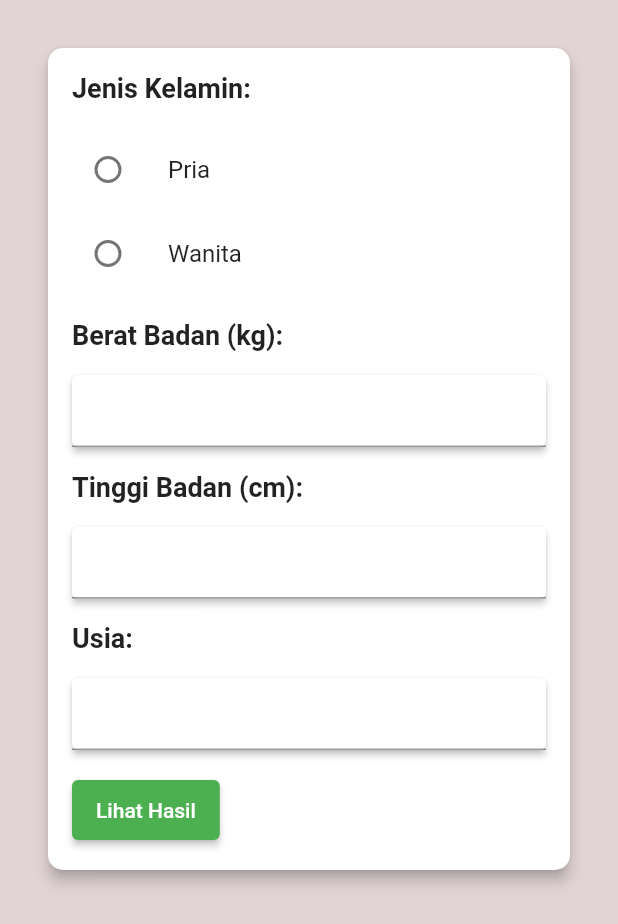
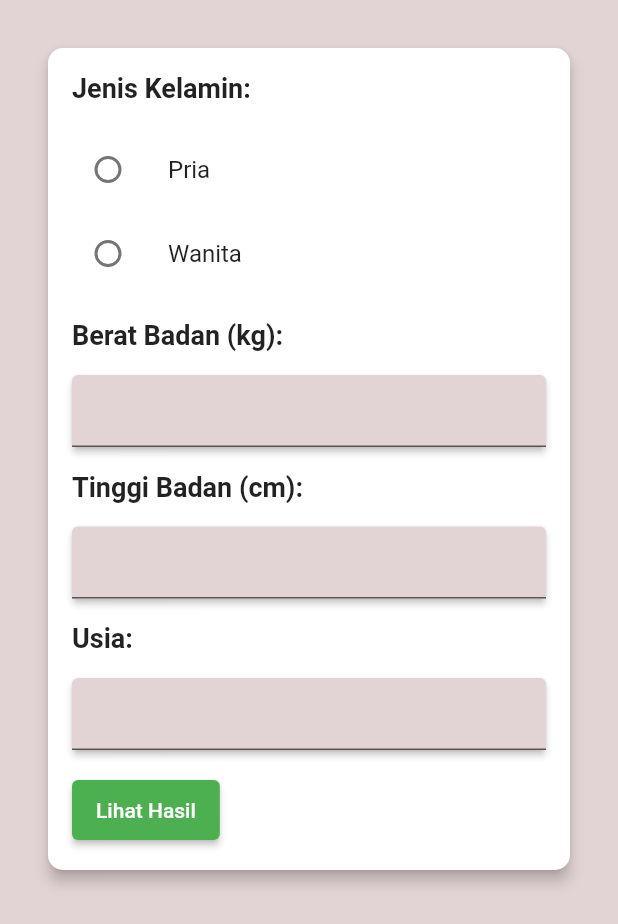
Before and after one commit to Alll1210/UTS_Pemrograman4, a Flutter app: the BMICalculatorPage screen opened directly, on a phone screen of 412 x 824 dp. Shown: the top 924 px of the screen. Run offline on Flutter 3.47's test engine with Material 2 defaults, Android fonts, the phone set to English and light mode, and no system bars.

Commit message:
edit dikit

```diff
--- a/lib/bmi_calculator_page.dart
+++ b/lib/bmi_calculator_page.dart
@@ -109,6 +109,10 @@ class _BMICalculatorPageState extends State<BMICalculatorPage> {
                       onChanged: (value) {
                         weight = double.parse(value);
                       },
+                      decoration: InputDecoration(
+                        filled: true,
+                        fillColor: Color.fromARGB(255, 226, 212, 212),
+                      )
                     ),
                   ),
                   Padding(
@@ -126,6 +130,10 @@ class _BMICalculatorPageState extends State<BMICalculatorPage> {
                       onChanged: (value) {
                         height = double.parse(value);
                       },
+                      decoration: InputDecoration(
+                        filled: true,
+                        fillColor: Color.fromARGB(255, 226, 212, 212),
+                      )
                     ),
                   ),
                   Padding(
@@ -143,6 +151,10 @@ class _BMICalculatorPageState extends State<BMICalculatorPage> {
                       onChanged: (value) {
                         age = int.parse(value);
                       },
+                      decoration: InputDecoration(
+                        filled: true,
+                        fillColor: Color.fromARGB(255, 226, 212, 212),
+                      )
                     ),
                   ),
                   Padding(
```
